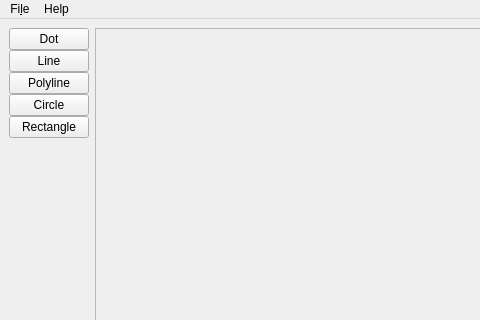
Old version of the form app/ui/main_window.ui in the repository drahoja9/BI-OOP-CAD; both pictures show x 0 to 480 and y 0 to 320 of the 1134 by 601 pixel window.
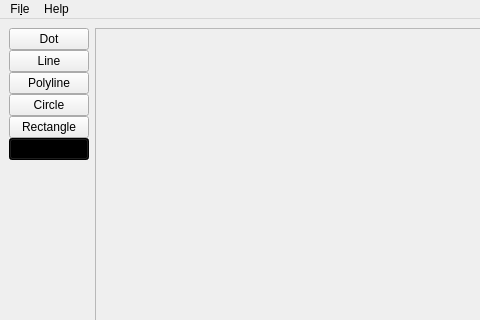
New version of the form.

Commit message: added button for color switching

```diff
--- a/app/ui/main_window.ui
+++ b/app/ui/main_window.ui
@@ -58,6 +58,16 @@
         </property>
        </widget>
       </item>
+      <item>
+       <widget class="QPushButton" name="colorButton">
+        <property name="styleSheet">
+         <string notr="true">background-color: rgb(0, 0, 0);</string>
+        </property>
+        <property name="flat">
+         <bool>false</bool>
+        </property>
+       </widget>
+      </item>
       <item>
        <spacer name="verticalSpacer">
         <property name="orientation">
```
Left out of the diff: 4 changed lines with no effect on the pictures. The commit also changes 5 other files.
